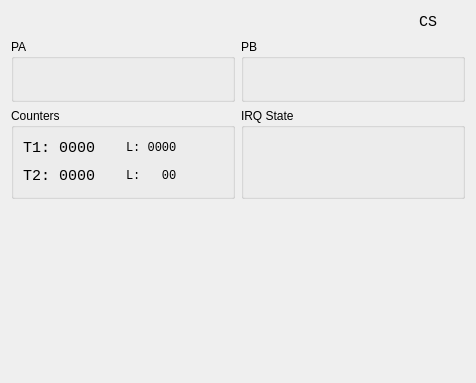
This is src/views/VIAView.ui in DerSauron/66502emu as Qt 5 draws it before an edit. The edited form follows.
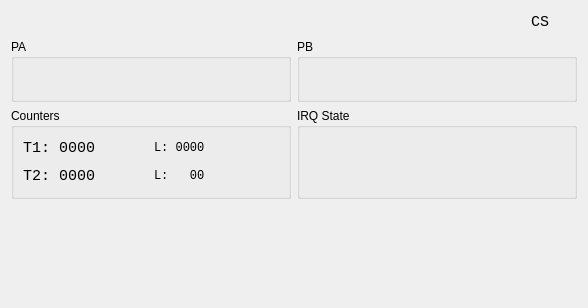
This is the edited form. Custom widgets are drawn as their Qt base class.

Commit message: Don't set geometry in ui setup

The edit to the form file:
```diff
--- a/src/views/VIAView.ui
+++ b/src/views/VIAView.ui
@@ -2,14 +2,6 @@
 <ui version="4.0">
  <class>VIAView</class>
  <widget class="QDialog" name="VIAView">
-  <property name="geometry">
-   <rect>
-    <x>0</x>
-    <y>0</y>
-    <width>452</width>
-    <height>383</height>
-   </rect>
-  </property>
   <layout class="QVBoxLayout" name="verticalLayout">
    <item>
     <layout class="QHBoxLayout" name="horizontalLayout_4">
```
The commit also changes 5 other files.
